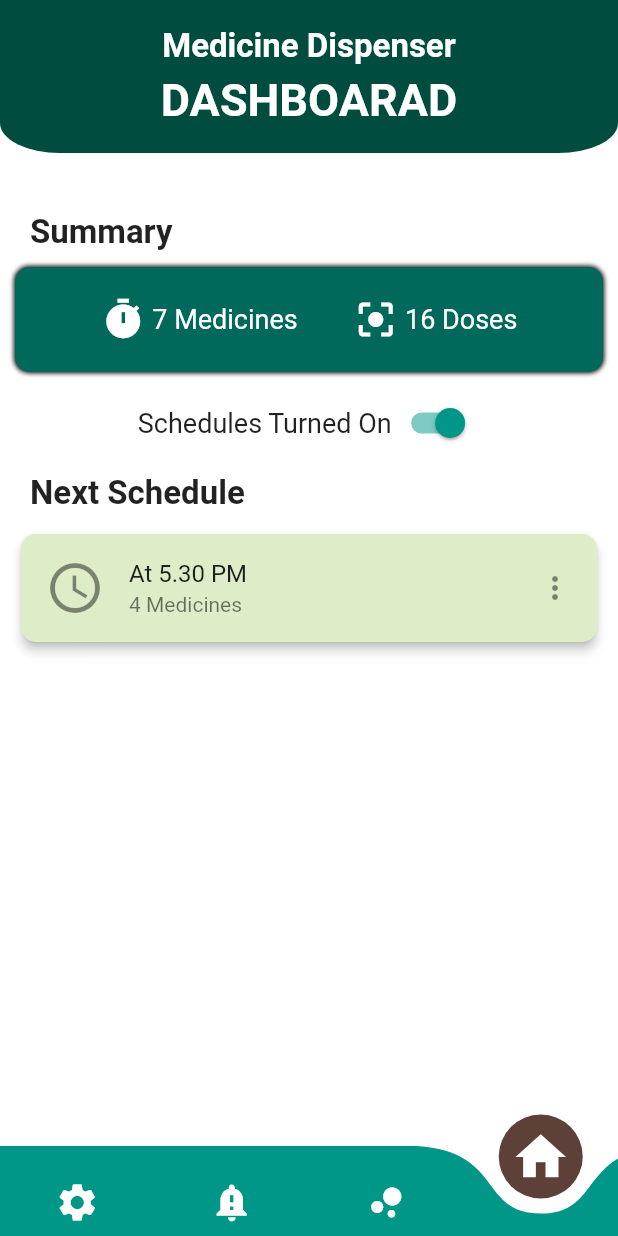
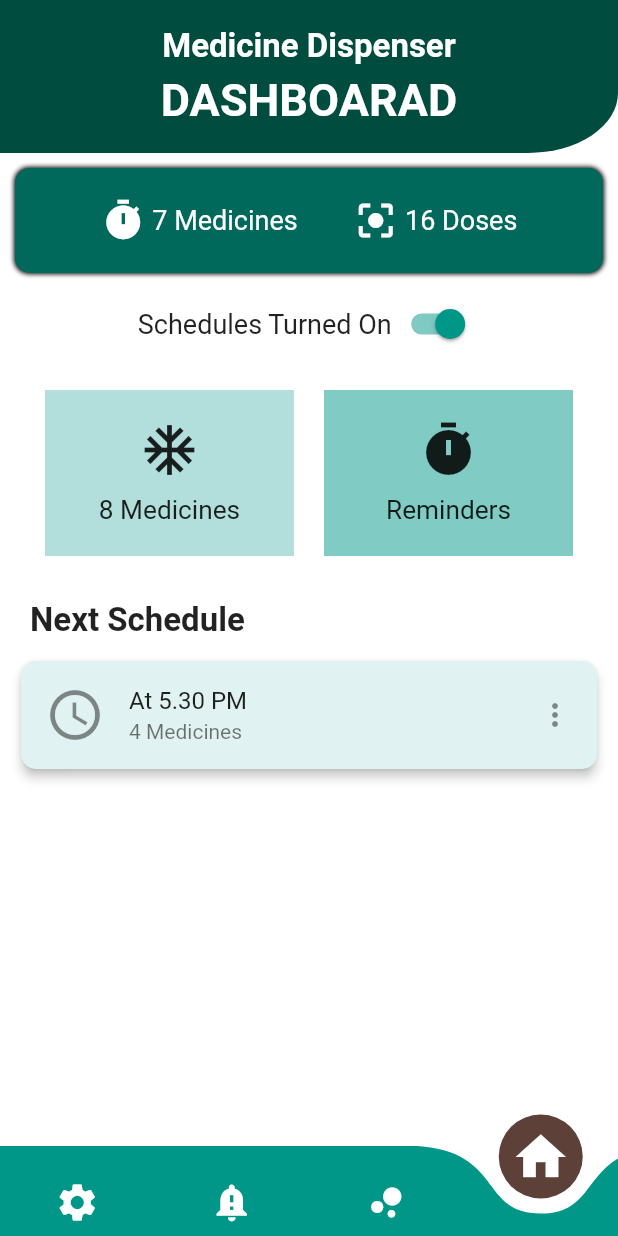
Before and after one commit to Knadeeshana/PillDispenser, a Flutter app: the screen it shows after launch, on a phone screen of 412 x 824 dp. Run offline on Flutter 3.47's test engine with Material 2 defaults, Android fonts, the phone set to English and light mode, and no system bars; drawn by our look-alikes of curved_navigation_bar; our stand-ins replace fancy_bottom_navigation, flutter_datetime_picker, shared_preferences, toggle_switch; missing offline and left inert: barcode_scan.

```diff
--- a/lib/Login/login.dart
+++ b/lib/Login/login.dart
@@ -45,9 +45,10 @@ class _LoginState extends State<Login> {
       var res = await loginUser(email, password);
       JsonUser status = JsonUser.fromJson(res);
       if (status.status == 'success') {
+        final SharedPreferences prefs = await SharedPreferences.getInstance();
+        //prefs.setString('deviceID', value)
+        prefs.setString('username', email);
         if (_keepsigned) {
-          final SharedPreferences prefs = await SharedPreferences.getInstance();
-          prefs.setString('username', email);
           prefs.setString('password', password);
         }
         Navigator.of(_keyLoader.currentContext, rootNavigator: true).pop();
--- a/lib/NavigatorPages/Home.dart
+++ b/lib/NavigatorPages/Home.dart
@@ -8,6 +8,8 @@ class Home extends StatefulWidget {
 }
 
 class _HomeState extends State<Home> {
+  String numMed = "8";
+
   Widget messageScheduleOff() {
     return Row(
       mainAxisAlignment: MainAxisAlignment.center,
@@ -67,8 +69,8 @@ class _HomeState extends State<Home> {
                     decoration: BoxDecoration(
                         color: Colors.teal[900],
                         borderRadius: BorderRadius.only(
-                            bottomLeft: Radius.elliptical(40, 20),
-                            bottomRight: Radius.elliptical(40, 20))),
+                            //bottomLeft: Radius.elliptical(40, 20),
+                            bottomRight: Radius.elliptical(60, 40))),
                     padding: EdgeInsets.all(18),
                     child: Column(
                       crossAxisAlignment: CrossAxisAlignment.stretch,
@@ -102,14 +104,6 @@ class _HomeState extends State<Home> {
                     child: Column(
                       crossAxisAlignment: CrossAxisAlignment.start,
                       children: [
-                        Padding(
-                          padding: const EdgeInsets.fromLTRB(10, 30, 10, 10),
-                          child: Text(
-                            "Summary",
-                            style: TextStyle(
-                                fontSize: 22, fontWeight: FontWeight.bold),
-                          ),
-                        ),
                         GestureDetector(
                           onTap: () {
                             Navigator.push(
@@ -162,6 +156,71 @@ class _HomeState extends State<Home> {
                             ],
                           ),
                         ),
+                        Container(
+                          child: GridView.count(
+                            childAspectRatio: (3 / 2),
+                            primary: false,
+                            padding: const EdgeInsets.all(20),
+                            crossAxisSpacing: 20,
+                            mainAxisSpacing: 00,
+                            shrinkWrap: true,
+                            crossAxisCount: 2,
+                            //scrollDirection: Axis.vertical,
+                            children: <Widget>[
+                              GestureDetector(
+                                onTap: () {
+                                  Navigator.push(
+                                      context,
+                                      MaterialPageRoute(
+                                          builder: (context) =>
+                                              MyBottomNavigationBar(
+                                                currentIndex: 2,
+                                              )));
+                                },
+                                child: Container(
+                                  padding: const EdgeInsets.all(8),
+                                  child: Column(
+                                    mainAxisAlignment: MainAxisAlignment.center,
+                                    children: [
+                                      Icon(
+                                        Icons.ac_unit,
+                                        size: 40,
+                                      ),
+                                      SizedBox(
+                                        height: 10,
+                                      ),
+                                      Text(
+                                        "$numMed Medicines",
+                                        textScaleFactor: 1.25,
+                                      )
+                                    ],
+                                  ),
+                                  color: Colors.teal[100],
+                                ),
+                              ),
+                              Container(
+                                padding: const EdgeInsets.all(8),
+                                child: Column(
+                                  mainAxisAlignment: MainAxisAlignment.center,
+                                  children: [
+                                    Icon(
+                                      Icons.timer,
+                                      size: 40,
+                                    ),
+                                    SizedBox(
+                                      height: 10,
+                                    ),
+                                    Text(
+                                      "Reminders",
+                                      textScaleFactor: 1.25,
+                                    )
+                                  ],
+                                ),
+                                color: Colors.teal[200],
+                              ),
+                            ],
+                          ),
+                        ),
                         Padding(
                           padding: const EdgeInsets.fromLTRB(10, 10, 10, 10),
                           child: Text(
@@ -171,7 +230,7 @@ class _HomeState extends State<Home> {
                           ),
                         ),
                         Card(
-                          color: Colors.lightGreen[100],
+                          color: Colors.teal[50],
                           shape: RoundedRectangleBorder(
                               borderRadius: BorderRadius.circular(10)),
                           elevation: 3,
--- a/lib/NavigatorPages/Medications/WithdrawCompartments.dart
+++ b/lib/NavigatorPages/Medications/WithdrawCompartments.dart
@@ -234,11 +234,11 @@ class _WithdrawCompartmentsState extends State<WithdrawCompartments> {
                           selectedComp = null;
                           requested = null;
                           //Navigator.pop(context);
+                          Navigator.popUntil(
+                              context, ModalRoute.withName('/navigator'));
                         }
                       });
                     });
-                    Navigator.popUntil(
-                        context, ModalRoute.withName('/navigator'));
                   }
 
                   //withdrawCompletion()
--- a/lib/Services/Services_Adherence.dart
+++ b/lib/Services/Services_Adherence.dart
@@ -2,7 +2,7 @@ import 'dart:convert';
 import 'dart:io';
 import 'package:http/http.dart' as http;
 
-String deviceid = '456578';
+String deviceid = '1234555';
 //=============================================================
 
 //========To Get the Adherence report for a certain date ================
--- a/lib/main.dart
+++ b/lib/main.dart
@@ -16,7 +16,7 @@ import 'NavigatorPages/Medications/WithdrawCompartments.dart';
 void main() => runApp(MaterialApp(
       debugShowCheckedModeBanner: false,
       theme: ThemeData(accentColor: Colors.teal),
-      home: Login(),
+      //home: Login(),
       initialRoute: '/navigator',
       routes: {
         '/login': (context) => Login(),
@@ -51,8 +51,7 @@ class _MyBottomNavigationBarState extends State<MyBottomNavigationBar> {
   void initState() {
     _currentIndex =
         widget.currentIndex != null ? widget.currentIndex : _currentIndex;
-    _initialSelection =
-        widget.currentIndex != null ? widget.currentIndex : _initialSelection;
+    //_initialSelection = widget.currentIndex != null ? widget.currentIndex : _initialSelection;
     super.initState();
   }
 
@@ -82,7 +81,7 @@ class _MyBottomNavigationBarState extends State<MyBottomNavigationBar> {
         )*/
           CurvedNavigationBar(
         backgroundColor: Colors.white,
-        index: 3, //initial index
+        index: _currentIndex, //initial index
         color: Colors.teal,
         buttonBackgroundColor: Colors.brown[700],
         height: 60,
```
Also changed, not shown: lib/NavigatorPages/Medications/AddMedicine.dart (+25 -10 lines), lib/NavigatorPages/Medications/Medications.Dart (+6 -5 lines), lib/NavigatorPages/Settings/QrScanner.dart (+18 -18 lines), lib/Services/Services.dart (+32 -12 lines).
